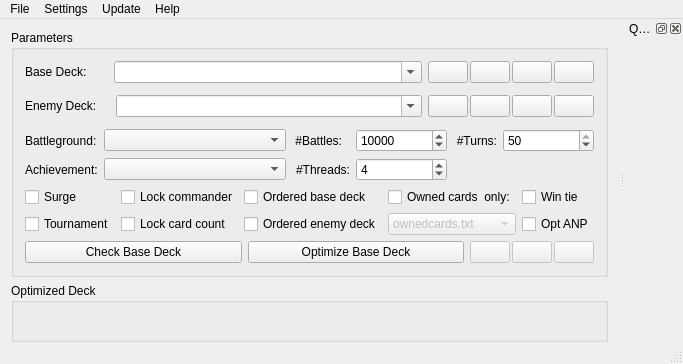
Qt form MainWindow.ui (WarrantyVoid/tyrant-optimize-gui) before a commit.
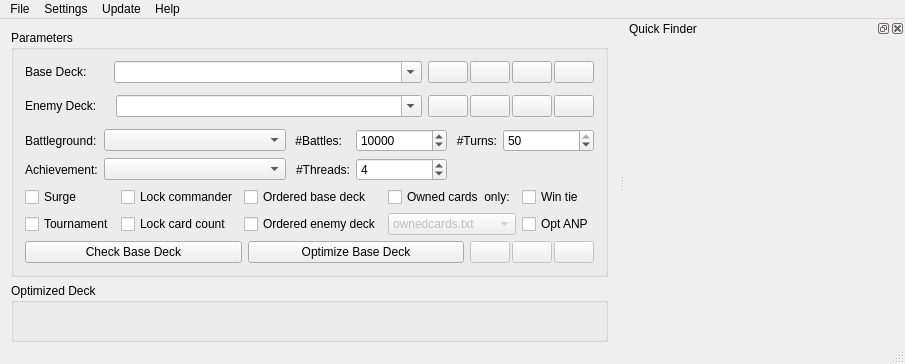
The same form after that commit. Icons and pictures are not drawn. Custom widgets are drawn as their Qt base class.

Commit message: Improvement of card search widget

What changed in the file:
```diff
--- a/MainWindow.ui
+++ b/MainWindow.ui
@@ -6,7 +6,7 @@
    <rect>
     <x>0</x>
     <y>0</y>
-    <width>627</width>
+    <width>625</width>
     <height>364</height>
    </rect>
   </property>
@@ -811,7 +811,7 @@
     <rect>
      <x>0</x>
      <y>0</y>
-     <width>627</width>
+     <width>625</width>
      <height>21</height>
     </rect>
    </property>
@@ -851,7 +851,13 @@
    <addaction name="menuUpdate"/>
    <addaction name="menuHelp"/>
   </widget>
-  <widget class="QDockWidget" name="cardFinderDockWidget">
+  <widget class="QDockWidget" name="cardSearchDockWidget">
+   <property name="minimumSize">
+    <size>
+     <width>280</width>
+     <height>37</height>
+    </size>
+   </property>
    <property name="allowedAreas">
     <set>Qt::LeftDockWidgetArea|Qt::RightDockWidgetArea</set>
    </property>
@@ -861,7 +867,7 @@
    <attribute name="dockWidgetArea">
     <number>2</number>
    </attribute>
-   <widget class="CCardFinderWidget" name="dockWidgetContents"/>
+   <widget class="CCardSearchWidget" name="cardSearchWidget"/>
   </widget>
   <action name="saveAsAction">
    <property name="text">
@@ -933,9 +939,9 @@
    <container>1</container>
   </customwidget>
   <customwidget>
-   <class>CCardFinderWidget</class>
+   <class>CCardSearchWidget</class>
    <extends>QWidget</extends>
-   <header>CCardFinderWidget.h</header>
+   <header>CCardSearchWidget.h</header>
    <container>1</container>
   </customwidget>
  </customwidgets>
```
The commit also changes 27 other files.
